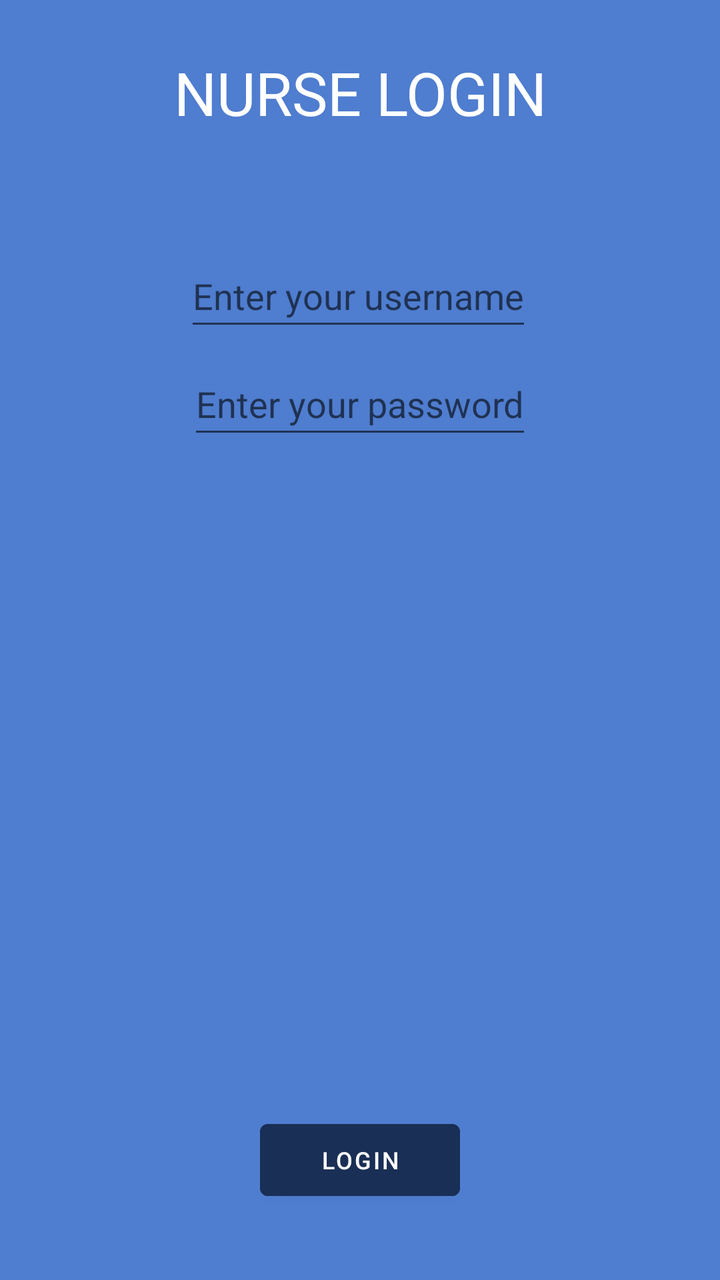
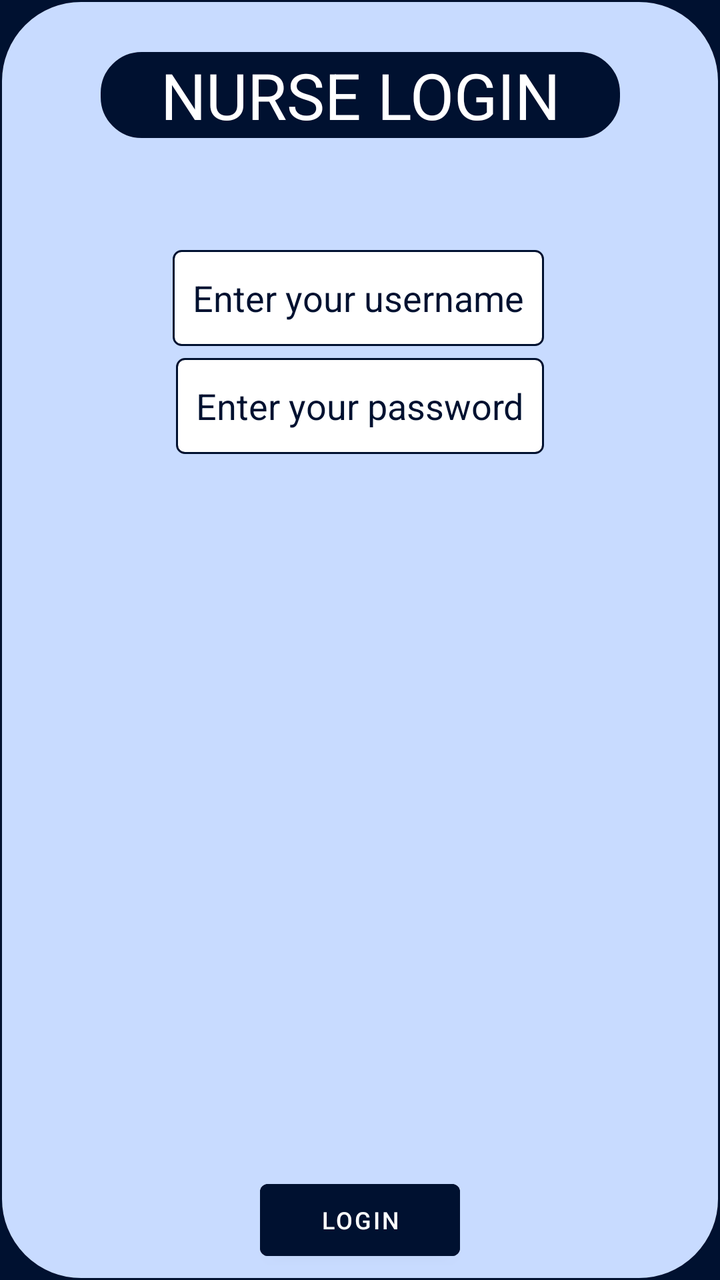

Compare the two renders of this Android layout. The source of the first and the diff that turns it into the second are given below.
<!-- AndroidManifest.xml: application theme Theme.Alexandermaynard_COMP304Lab3_Ex1 -->
<!-- res/layout/activity_login.xml -->
<?xml version="1.0" encoding="utf-8"?>
<androidx.constraintlayout.widget.ConstraintLayout xmlns:android="http://schemas.android.com/apk/res/android"
    xmlns:app="http://schemas.android.com/apk/res-auto"
    xmlns:tools="http://schemas.android.com/tools"
    android:id="@+id/login"
    android:layout_width="match_parent"
    android:layout_height="match_parent"
    tools:context=".Login">

    
    <TextView
        android:id="@+id/login_title"
        style="@style/title_text"
        android:text="@string/login_page_title"
        app:layout_constraintEnd_toEndOf="parent"
        app:layout_constraintStart_toStartOf="parent"
        app:layout_constraintTop_toTopOf="parent" />

    

    
    <EditText
        android:id="@+id/nurse_username_entry"
        style="@style/center_edit_text"
        android:layout_height="48dp"
        android:layout_marginTop="56dp"
        android:autofillHints="enter your username"
        android:hint="@string/login_username_hint"
        android:inputType="numberPassword"
        app:layout_constraintEnd_toEndOf="parent"
        app:layout_constraintHorizontal_bias="0.495"
        app:layout_constraintStart_toStartOf="parent"
        app:layout_constraintTop_toBottomOf="@+id/login_title" />

    <EditText
        android:id="@+id/nurse_password_entry"
        style="@style/center_edit_text"
        android:layout_height="48dp"
        android:autofillHints="enter your password"
        android:hint="@string/login_password_hint"
        android:inputType="textPassword"
        android:textColor="@color/dark_blue"
        app:layout_constraintEnd_toEndOf="parent"
        app:layout_constraintStart_toStartOf="parent"
        app:layout_constraintTop_toBottomOf="@+id/nurse_username_entry" />


    
    <Button
        android:id="@+id/login_btn"
        style="@style/regular_button"
        android:text="@string/login_btn_text"
        app:layout_constraintBottom_toBottomOf="parent"
        app:layout_constraintEnd_toEndOf="parent"
        app:layout_constraintStart_toStartOf="parent" />

</androidx.constraintlayout.widget.ConstraintLayout>
<!-- resources referenced by this layout -->
<resources>
  <color name="dark_blue">#1A2F55</color>
  <string name="login_btn_text">Login</string>
  <string name="login_page_title">NURSE LOGIN</string>
  <string name="login_password_hint">Enter your password</string>
  <string name="login_username_hint">Enter your username</string>
  <style name="center_edit_text">
          <item name="android:layout_width">wrap_content</item>
          <item name="android:layout_height">48dp</item>
          <item name="android:textColor">@color/black</item>
          <item name="android:layout_marginTop">6dp</item>
      </style>
  <style name="regular_button">
          <item name="android:layout_width">100dp</item>
          <item name="android:layout_height">48dp</item>
          <item name="android:textColor">@color/white</item>
          <item name="android:backgroundTint">@color/dark_blue</item>
          <item name="android:layout_marginBottom">36dp</item>
          <item name="android:textSize">12sp</item>
      </style>
  <style name="title_text">
          <item name="android:textSize">30sp</item>
          <item name="android:textColor">@color/white</item>
          <item name="android:textAlignment">center</item>
          <item name="android:layout_marginTop">26dp</item>
          <item name="layout_constraintVertical_bias">0.392</item>
          <item name="android:layout_width">wrap_content</item>
          <item name="android:layout_height">wrap_content</item>
      </style>
  <style name="Theme.Alexandermaynard_COMP304Lab3_Ex1" parent="Base.Theme.Alexandermaynard_COMP304Lab3_Ex1" />
  <color name="black">#FF000000</color>
  <color name="white">#FFFFFFFF</color>
  <style name="Base.Theme.Alexandermaynard_COMP304Lab3_Ex1" parent="Theme.MaterialComponents.DayNight.DarkActionBar">
          
          <item name="colorPrimary">@color/dark_blue</item>
          <item name="colorSecondary">@color/white</item>
          <item name="android:textColor">@color/dark_blue</item>
          <item name="android:windowBackground">@color/light_blue</item>
          <item name="android:textSize">18sp</item>
      </style>
  <color name="light_blue">#4F7DCF</color>
</resources>

<!-- the commit's change to res/layout/activity_login.xml (unified diff, before → after) -->
@@ -5,6 +5,8 @@
     android:id="@+id/login"
     android:layout_width="match_parent"
     android:layout_height="match_parent"
+    style="@style/activity_frame_layout_margin"
+    android:background="@drawable/content_frame_border"
     tools:context=".Login">
 
     
@@ -12,11 +14,10 @@
         android:id="@+id/login_title"
         style="@style/title_text"
         android:text="@string/login_page_title"
+        android:background="@drawable/title_border"
         app:layout_constraintEnd_toEndOf="parent"
         app:layout_constraintStart_toStartOf="parent"
         app:layout_constraintTop_toTopOf="parent" />
-
-    
 
     
     <EditText
@@ -30,8 +31,10 @@
         app:layout_constraintEnd_toEndOf="parent"
         app:layout_constraintHorizontal_bias="0.495"
         app:layout_constraintStart_toStartOf="parent"
+        android:background="@drawable/edit_text_border"
         app:layout_constraintTop_toBottomOf="@+id/login_title" />
 
+    
     <EditText
         android:id="@+id/nurse_password_entry"
         style="@style/center_edit_text"
@@ -42,8 +45,8 @@
         android:textColor="@color/dark_blue"
         app:layout_constraintEnd_toEndOf="parent"
         app:layout_constraintStart_toStartOf="parent"
+        android:background="@drawable/edit_text_border"
         app:layout_constraintTop_toBottomOf="@+id/nurse_username_entry" />
-
 
     
     <Button
<!-- resource entries referenced after the edit -->
@@ -1,14 +1,54 @@
 <!-- resources referenced by this layout -->
 <resources>
-  <color name="dark_blue">#1A2F55</color>
+  <color name="dark_blue">#001130</color>
+  <!-- drawable content_frame_border (drawable) -->
+  <?xml version="1.0" encoding="utf-8"?>
+  <shape xmlns:android="http://schemas.android.com/apk/res/android">
+      
+      <solid android:color="@color/light_blue"/>
+      
+      <corners android:radius="40dp"/>
+      
+      <stroke android:width="1dp" android:color="@color/dark_blue"/>
+      
+      <padding android:bottom="0dp" android:left="10dp" android:right="10dp" android:top="0dp"/>
+  </shape>
+  <!-- drawable edit_text_border (drawable) -->
+  <?xml version="1.0" encoding="utf-8"?>
+  <shape xmlns:android="http://schemas.android.com/apk/res/android">
+      
+      <solid android:color="@color/white"/>
+      
+      <corners android:radius="4dp"/>
+      
+      <stroke android:width="1dp" android:color="@color/dark_blue"/>
+      
+      <padding android:bottom="0dp" android:left="10dp" android:right="10dp" android:top="0dp"/>
+  </shape>
+  <!-- drawable title_border (drawable) -->
+  <?xml version="1.0" encoding="utf-8"?>
+  <shape xmlns:android="http://schemas.android.com/apk/res/android">
+      
+      <solid android:color="@color/dark_blue"/>
+      
+      <stroke android:width="1dp" android:color="@color/dark_blue"/>
+      
+      <corners android:radius="20dp"/>
+      
+      <padding android:bottom="0dp" android:left="30dp" android:right="30dp" android:top="0dp"/>
+  </shape>
   <string name="login_btn_text">Login</string>
   <string name="login_page_title">NURSE LOGIN</string>
   <string name="login_password_hint">Enter your password</string>
   <string name="login_username_hint">Enter your username</string>
+  <style name="activity_frame_layout_margin">
+          <item name="android:layout_margin">10dp</item>
+      </style>
   <style name="center_edit_text">
           <item name="android:layout_width">wrap_content</item>
           <item name="android:layout_height">48dp</item>
-          <item name="android:textColor">@color/black</item>
+          <item name="android:textColorHint">@color/dark_blue</item>
+          <item name="android:textColor">@color/dark_blue</item>
           <item name="android:layout_marginTop">6dp</item>
       </style>
   <style name="regular_button">
@@ -16,11 +56,11 @@
           <item name="android:layout_height">48dp</item>
           <item name="android:textColor">@color/white</item>
           <item name="android:backgroundTint">@color/dark_blue</item>
-          <item name="android:layout_marginBottom">36dp</item>
+          <item name="android:layout_marginBottom">6dp</item>
           <item name="android:textSize">12sp</item>
       </style>
   <style name="title_text">
-          <item name="android:textSize">30sp</item>
+          <item name="android:textSize">32sp</item>
           <item name="android:textColor">@color/white</item>
           <item name="android:textAlignment">center</item>
           <item name="android:layout_marginTop">26dp</item>
@@ -29,16 +69,15 @@
           <item name="android:layout_height">wrap_content</item>
       </style>
   <style name="Theme.Alexandermaynard_COMP304Lab3_Ex1" parent="Base.Theme.Alexandermaynard_COMP304Lab3_Ex1" />
-  <color name="black">#FF000000</color>
   <color name="white">#FFFFFFFF</color>
   <style name="Base.Theme.Alexandermaynard_COMP304Lab3_Ex1" parent="Theme.MaterialComponents.DayNight.DarkActionBar">
           
           <item name="colorPrimary">@color/dark_blue</item>
           <item name="colorSecondary">@color/white</item>
-          <item name="android:textColor">@color/dark_blue</item>
-          <item name="android:windowBackground">@color/light_blue</item>
+          <item name="android:textColor">@color/white</item>
+          <item name="android:windowBackground">@color/dark_blue</item>
           <item name="android:textSize">18sp</item>
       </style>
-  <color name="light_blue">#4F7DCF</color>
+  <color name="light_blue">#C8DBFF</color>
 </resources>
 
